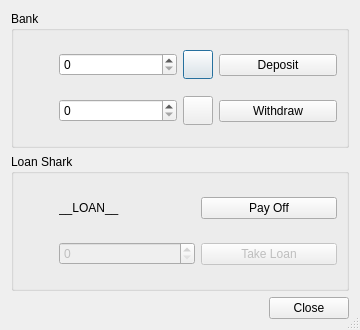
Qt form dopewars/templates/finances_dialog.ui (wizzomafizzo/dopewars) before a commit.
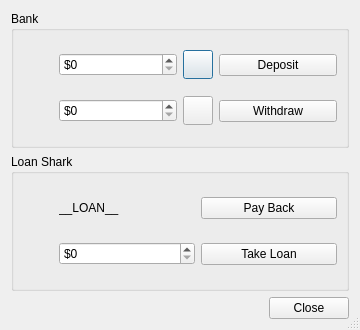
The same form after that commit. Icons and pictures are not drawn.

Commit message: Build script, finance dialog functionality

What changed in the file:
```diff
--- a/dopewars/templates/finances_dialog.ui
+++ b/dopewars/templates/finances_dialog.ui
@@ -68,6 +68,15 @@
           <height>0</height>
          </size>
         </property>
+        <property name="prefix">
+         <string>$</string>
+        </property>
+        <property name="maximum">
+         <number>1000000</number>
+        </property>
+        <property name="singleStep">
+         <number>1000</number>
+        </property>
        </widget>
       </item>
       <item row="0" column="2">
@@ -127,6 +136,15 @@
           <height>0</height>
          </size>
         </property>
+        <property name="prefix">
+         <string>$</string>
+        </property>
+        <property name="maximum">
+         <number>1000000</number>
+        </property>
+        <property name="singleStep">
+         <number>1000</number>
+        </property>
        </widget>
       </item>
       <item row="1" column="2">
@@ -197,7 +215,7 @@
       <item row="0" column="2">
        <widget class="QPushButton" name="pushButton_6">
         <property name="text">
-         <string>Pay Off</string>
+         <string>Pay Back</string>
         </property>
        </widget>
       </item>
@@ -218,16 +236,22 @@
        </spacer>
       </item>
       <item row="1" column="1">
-       <widget class="QSpinBox" name="spinBox_4">
-        <property name="enabled">
-         <bool>false</bool>
+       <widget class="QSpinBox" name="loan_spinbox">
+        <property name="prefix">
+         <string>$</string>
+        </property>
+        <property name="maximum">
+         <number>1000000</number>
+        </property>
+        <property name="singleStep">
+         <number>1000</number>
         </property>
        </widget>
       </item>
       <item row="1" column="2">
-       <widget class="QPushButton" name="pushButton_7">
-        <property name="enabled">
-         <bool>false</bool>
+       <widget class="QPushButton" name="take_loan_button">
+        <property name="toolTip">
+         <string>Take Out New Loan</string>
         </property>
         <property name="text">
          <string>Take Loan</string>
```
Left out of the diff: 46 changed lines with no effect on the pictures. The commit also changes 4 other files.
